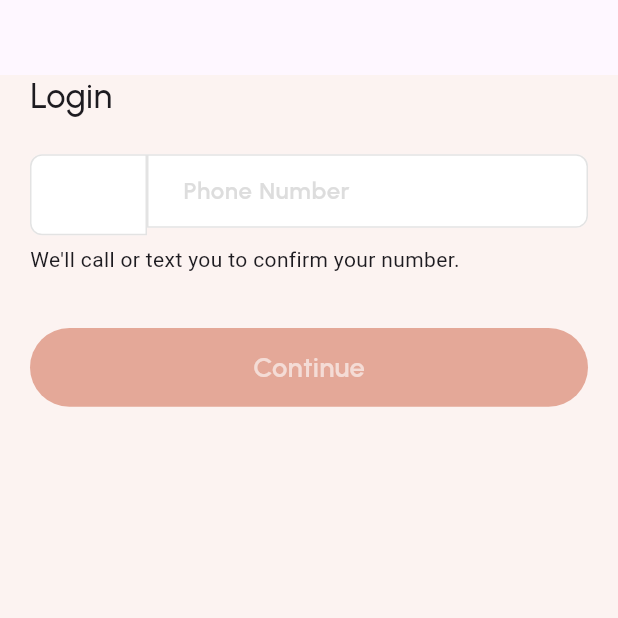
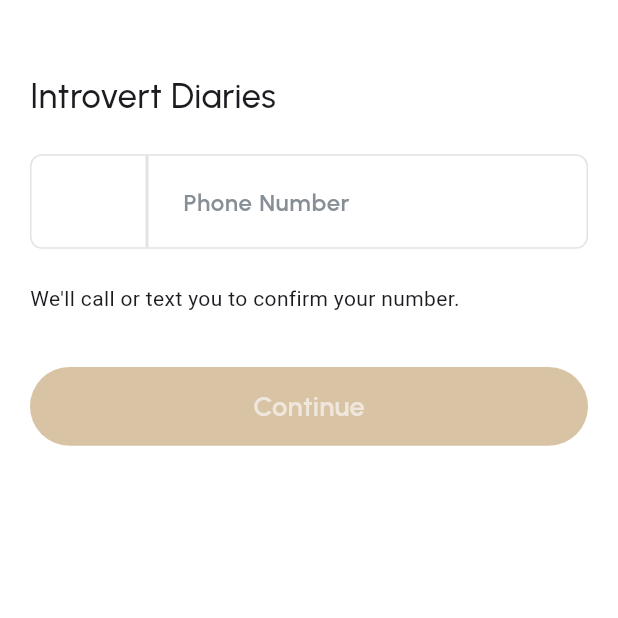
Before and after one commit to shreeecreation/introvert_diaries, a Flutter app: the screen it shows after launch, on a phone screen of 412 x 824 dp, the top half of it. Run offline on Flutter 3.47's test engine with Material 3 defaults, Android fonts, the phone set to English and light mode, and no system bars; our stand-ins replace auto_route, cached_network_image, dartz, dio, dropdown_button2, equatable and 19 more; missing offline and left inert: devicelocale, flutter_inappwebview; accounts and stored records are empty.

Commit message:
feat : login page

```diff
--- a/lib/bootstrap.dart
+++ b/lib/bootstrap.dart
@@ -1,7 +1,6 @@
 import 'dart:async';
 import 'package:flutter/foundation.dart';
 import 'package:google_fonts/google_fonts.dart';
-import 'package:hive/hive.dart';
 import 'package:hive_flutter/hive_flutter.dart';
 import 'package:hydrated_bloc/hydrated_bloc.dart';
 import 'package:path_provider/path_provider.dart';
--- a/lib/src/core/api/cubit/api_response_bloc_builder.dart
+++ b/lib/src/core/api/cubit/api_response_bloc_builder.dart
@@ -60,14 +60,14 @@ class ApiResponseBlocBuilder<C extends Cubit<BaseApiState<T>>, T> extends BlocBu
             child: Text('No internet connection'),
           ).toSliverBox;
         },
-        orElse: () => SizedBox.shrink().toSliverBox,
+        orElse: () => const SizedBox.shrink().toSliverBox,
       );
     }
 
     return state.maybeWhen(
       success: (response) => successBuilder(context, response),
       error: (error) => Center(child: Text(error)),
-      loading: () => Center(
+      loading: () => const Center(
         child: CircularProgressIndicator(),
       ),
       noInternet: () => const Center(child: Text('No internet connection')),
--- a/lib/src/core/components/badge/badge_component.dart
+++ b/lib/src/core/components/badge/badge_component.dart
@@ -5,7 +5,7 @@ class BadgeComponent extends StatelessWidget {
   const BadgeComponent({
     required this.title,
     super.key,
-    this.color = AppColors.greyColor,
+    this.color = AppColors.textGrey,
     this.textColor = AppColors.black,
     this.borderColor = AppColors.transparent,
   });
--- a/lib/src/core/components/badge/value_listenable_badge_component.dart
+++ b/lib/src/core/components/badge/value_listenable_badge_component.dart
@@ -62,7 +62,7 @@ class _ValueListenableBadgeComponentState
                         : widget.badgeDisabledColor,
                     textColor: selectedIndex.value == index
                         ? AppColors.white
-                        : AppColors.tileGrey,
+                        : AppColors.textGrey,
                     title: widget.status[index] as String,
                     borderColor: AppColors.border,
                   ).px(4),
--- a/lib/src/core/components/bottom_sheet/properties_search_list_bottom_sheet.dart
+++ b/lib/src/core/components/bottom_sheet/properties_search_list_bottom_sheet.dart
@@ -57,12 +57,12 @@ class PropertiesSearchListBottomSheet extends StatelessWidget {
                       Text(
                         properties[index],
                         style: index == 0
-                            ? AppTextStyles.text13PxMedium.textBlueFile
+                            ? AppTextStyles.text13PxMedium
                             : AppTextStyles.text14PxMedium,
                       ),
                       15.verticalSpace,
                       const Divider(
-                        color: AppColors.greyColor,
+                        color: AppColors.textGrey,
                       ),
                     ],
                   );
--- a/lib/src/core/components/bottom_sheet/time_bottom_sheet.dart
+++ b/lib/src/core/components/bottom_sheet/time_bottom_sheet.dart
@@ -38,7 +38,7 @@ class TimeBottomSheet extends StatelessWidget {
                       ),
                       15.verticalSpace,
                       const Divider(
-                        color: AppColors.greyColor,
+                        color: AppColors.textGrey,
                       ),
                     ],
                   );
--- a/lib/src/core/components/text_field/custom_text_field.dart
+++ b/lib/src/core/components/text_field/custom_text_field.dart
@@ -84,12 +84,13 @@ class CustomTextField extends StatelessWidget {
         DecoratedBox(
           decoration: BoxDecoration(borderRadius: radius),
           child: TextFormField(
+
             validator: validator,
             focusNode: focusNode,
             autofocus: autoFocus ?? false,
             inputFormatters: inputFormatters,
             obscureText: isPasswordField,
-            style: labelStyle ?? AppTextStyles.text14PxMedium.primary,
+            style: labelStyle ?? AppTextStyles.text16PxMedium.primary,
             obscuringCharacter: '⦁',
             controller: controller,
             keyboardType: inputType,
@@ -103,12 +104,13 @@ class CustomTextField extends StatelessWidget {
             textCapitalization: textCapitalization ?? TextCapitalization.none,
             readOnly: readOnly,
             decoration: InputDecoration(
+
               filled: true,
               fillColor: fillColor,
               contentPadding: fieldContentPadding ??
                   const EdgeInsets.symmetric(
                     horizontal: 20,
-                    vertical: 15,
+                    vertical: 21,
                   ),
               border: OutlineInputBorder(
                 borderRadius: radius,
@@ -147,7 +149,7 @@ class CustomTextField extends StatelessWidget {
               prefixIcon: prefixIcon != null
                   ? fieldContentPadding != null
                       ? SizedBox(
-                          height: 50,
+                          // height: 50,
                           child: Padding(
                             padding: const EdgeInsets.all(11),
                             child: Row(
@@ -176,7 +178,7 @@ class CustomTextField extends StatelessWidget {
                   : null,
               labelText: labelText,
               labelStyle: labelStyle ??
-                  AppTextStyles.text14PxMedium.copyWith(
+                  AppTextStyles.text16PxMedium.copyWith(
                     color: AppColors.primaryColor,
                   ),
               hintStyle: hintStyle ??
--- a/lib/src/core/components/thank_you_component/thank_you_component.dart
+++ b/lib/src/core/components/thank_you_component/thank_you_component.dart
@@ -42,7 +42,7 @@ class ThankYouComponentPage extends StatelessWidget {
               label: buttonText,
               textColor: AppColors.black,
               labelStyle: AppTextStyles.text14PxSemiBold,
-              borderColor: AppColors.tileGrey,
+              borderColor: AppColors.greyColor,
               isDisabled: false,
               fullWidth: true,
               height: 40,
--- a/lib/src/core/extensions/typography_extension.dart
+++ b/lib/src/core/extensions/typography_extension.dart
@@ -2,7 +2,7 @@ import 'package:introvertdiaries/src/core/theme/theme.dart';
 import 'package:flutter/material.dart';
 
 extension TypographyExtension on TextStyle {
-  TextStyle get primary => copyWith(color: AppColors.primaryTextDark);
+  TextStyle get primary => copyWith(color: AppColors.primaryColor);
   TextStyle get mindfulBrown => copyWith(color: AppColors.mindfulBrown);
   TextStyle get textGrey => copyWith(color: AppColors.textGrey);
   TextStyle get harp => copyWith(color: AppColors.harp);
@@ -11,7 +11,6 @@ extension TypographyExtension on TextStyle {
   TextStyle get black => copyWith(color: AppColors.black);
   TextStyle get white => copyWith(color: AppColors.white);
   TextStyle get red => copyWith(color: AppColors.statusRed);
-  TextStyle get textBlueFile => copyWith(color: AppColors.textBlueFile);
   TextStyle get textYellow => copyWith(color: AppColors.textYellow);
   TextStyle get textDarkGrey => copyWith(color: AppColors.textDarkGrey);
   TextStyle get textLightGrey => copyWith(color: const Color(0xFFA2A9B0));
--- a/lib/src/core/theme/app_colors.dart
+++ b/lib/src/core/theme/app_colors.dart
@@ -1,66 +1,66 @@
 import 'package:introvertdiaries/src/core/core.dart';
 
 class AppColors {
-  static const Color primaryColor = Color(0xFFE4A898);
+  // Primary and Secondary Colors
+  static const Color primaryColor = Color(0xFF22333b); // Soft Beige
   static const Color secondaryColor = Color(0xFF9B6959);
-  static Color disabledButtonColor = primaryColor.withOpacity(.3);
+  static const Color lightPrimary = Color(0xFFD8C3A5);
+
+  // Disabled Button Color
+  static const Color disabledButtonColor = Color.fromARGB(76, 216, 195, 165); // primaryColor with 30% opacity
+
+  // Supporting Colors
   static const Color cruise = Color(0xFFB3D5CA);
   static const Color harp = Color(0xFFC6C8BA);
   static const Color mindfulBrown = Color(0xFF4B3425);
 
-  static const Color black = Color.fromARGB(255, 0, 0, 0);
-  static const Color transparent = Color(0x00ff0000);
+  // Neutral Colors
+  static const Color black = Color(0xFF000000);
+  static const Color white = Color(0xFFFFFFFF);
+  static const Color transparent = Color(0x00000000);
+  static const Color fadedBlack = Color.fromARGB(13, 0, 0, 0); // Adjusted opacity
 
+  // Background Colors
+  static const Color scaffoldBackground = Color(0xFFFCF3F1);
+  static const Color cardColor = Color(0xFFF3F3F3);
   static const Color splashColor = Color(0xFF101D38);
-  static const Color greyColor = Color(0xFFDDDDDD);
-  static const Color scaffoldBackground = Color(0xfffcf3f1);
-  static const Color cardColor = Color(0xFFF3F3F3);
-  static const Color darkBlue = Color(0xFF101D38);
+  static const Color scaffoldBackgroundDark = Color(0xFF121212);
+  static const Color tileColor = Color(0xFFF8F9FB);
+  static const Color tileColorDark = Color(0xFF1E1E1E);
 
-  static const Color optimisticGray = Color(0xffa2a9b0);
+  // Divider and Border Colors
+  static const Color border = Color(0xFFE3E3E3);
+  static const Color dashBorder = Color(0xFFABC4F1);
+  static const Color dividerColor = Color(0xFF7472E0);
+  static const Color dividerColorDark = Color(0xFF333333);
+  static const Color greyColor = Color(0xFF878E96);
 
-  //text colors
+
+  // Text Colors
   static const Color textDark = Color(0xFF222222);
+  static const Color textLight = Color(0xFFCFCFCF);
+  static const Color textLightDark = Color(0xFF666666);
+  static const Color textGrey = Color(0xFF878E96);
+  static const Color textGreyDark = Color(0xFFBBBBBB);
+  static const Color textDarkGrey = Color(0xFF8B8B8B);
+  static const Color textBlue = Color(0xFF3E64D2);
+  static const Color textYellow = Color(0xFFFFC303);
+  static const Color textDarkTheme = Color(0xFFFFFFFF);
   static const Color primaryTextDark = Color(0xFF9B6959);
-  static const Color textLightDark = Color(0xff666666);
-  static const Color textLight = Color(0xFFCFCFCF);
-  static const Color textGrey = Color(0xFF878E96);
-  static const Color shadow = Color(0xFFF4F6F9);
-  static const Color textBlue = Color(0xFF3E64D2);
-  static const Color lightWhite = Color(0xffD5D5F6);
-  static const Color textBlueFile = Color(0XFF0062F5);
-  static const Color textYellow = Color(0xFFFFC303);
-  static const Color textDarkGrey = Color(0xFF8B8B8B);
-  static const Color tileGrey = Color(0xFF8B8B8B);
-  static const Color green = Color(0xFF14AE5C);
 
-  //status color
+  // Status Colors
   static const Color statusRed = Color(0xFFD23E3E);
   static const Color statusLightRed = Color(0xFFF9E3E3);
   static const Color statusGreen = Color(0xFF4CD964);
+  static const Color success = Color(0xFF0FBB00);
   static const Color statusOrange = Color(0xFFFF9212);
-  static const Color success = Color(0xFF0FBB00);
 
-  //default
-  static const Color border = Color(0xffe3e3e3);
-  static const Color dashBorder = Color(0xFFABC4F1);
-  static const Color white = Color(0xFFFFFFFF);
-  static const Color fadedBlack = Color(0x0000000D);
-  static const Color dividerColor = Color(0xff7472E0);
-  static const Color lightPrimary = Color(0xffE4A898);
+  // Additional Colors
   static const Color lightPink = Color(0xFFFEF3F3);
   static const Color lightYellow = Color(0xFFFFFCF2);
   static const Color lightGreen = Color(0xFFF3FCF2);
-  static const Color tileColor = Color(0xFFF8F9FB);
+  static const Color green = Color(0xFF14AE5C);
 
-  // dark theme colors
-  static const Color scaffoldBackgroundDark = Color(0xFF121212);
-  static const Color tileColorDark = Color(0xFF1E1E1E);
-  static const Color textGreyDark = Color(0xFFBBBBBB);
-  static const Color textDarkTheme = Color(0xFFFFFFFF);
-  static const Color dividerColorDark = Color(0xFF333333);
-
-  //Textfield color
-  static final context = getIt<AppRouter>().navigatorKey.currentContext;
-  // static Color textFieldColor = context!.appTheme.inputDecorationTheme.fillColor!;
+  // Optimistic Colors
+  static const Color optimisticGray = Color(0xFFA2A9B0);
 }
--- a/lib/src/core/theme/app_theme.dart
+++ b/lib/src/core/theme/app_theme.dart
@@ -116,12 +116,12 @@ class AppTheme {
 
   ThemeData get darkTheme => ThemeData(
         primaryColor: AppColors.primaryColor,
-        scaffoldBackgroundColor: AppColors.darkBlue,
+        scaffoldBackgroundColor: AppColors.textBlue,
         textTheme: GoogleFonts.rubikTextTheme(
           ThemeData.dark().textTheme,
         ),
         dividerColor: AppColors.black,
-        cardColor: AppColors.darkBlue,
+        cardColor: AppColors.textBlue,
         primarySwatch: Colors.blue,
         useMaterial3: true,
         fontFamily: GoogleFonts.rubik().fontFamily,
@@ -135,7 +135,7 @@ class AppTheme {
           dragHandleColor: AppColors.tileColorDark,
         ),
         appBarTheme: const AppBarTheme(
-          backgroundColor: AppColors.darkBlue,
+          backgroundColor: AppColors.textBlue,
           elevation: 0,
           centerTitle: false,
           iconTheme: IconThemeData(color: AppColors.white),
--- a/lib/src/features/auth/presentation/country_picker/cubit/get_country_picker_provider.dart
+++ b/lib/src/features/auth/presentation/country_picker/cubit/get_country_picker_provider.dart
@@ -28,7 +28,7 @@ class CountryInfoCubit extends Cubit<CountryInfoState> {
       _countryCode = (await Devicelocale.currentAsLocale)?.countryCode;
       final response =
           await DefaultAssetBundle.of(_appRouter.navigatorKey.currentContext!)
-              .loadString('assets/json/country_info.json');
+              .loadString('assets/country_info.json');
       final data = jsonDecode(response) as List<dynamic>;
       final _countries = List<CountryModel>.from(data
           .map((data) => CountryModel.fromJson(data as Map<String, dynamic>)));
@@ -52,7 +52,7 @@ class CountryInfoCubit extends Cubit<CountryInfoState> {
         _countryCode ?? WidgetsBinding.instance.window.locale.countryCode;
     final _country = searchedCountry.firstWhere(
         (element) => element.code.toLowerCase() == countryCode!.toLowerCase(),
-        orElse: () => countries.first);
+        orElse: () => countries.first,);
     return _country;
   }
 
--- a/lib/src/features/auth/presentation/pages/login_page.dart
+++ b/lib/src/features/auth/presentation/pages/login_page.dart
@@ -38,16 +38,16 @@ class _LoginPageState extends State<LoginPage> {
         BlocProvider<PhoneNumberCubit>(
           create: (_) => getIt<PhoneNumberCubit>(),
         ),
-         BlocProvider<CountryInfoCubit>(
-          create: (_) => getIt<CountryInfoCubit>()..initialize(),
-        ),
+
       ],
       child: BlocProvider.value(
-        value: context.read<CountryInfoCubit>()..initialize(),
+        value: context.read<CountryInfoCubit>(),
         child: Builder(builder: (context) {
           return ScaffoldWrapper(
+            backgroundColor: AppColors.white,
             appBar: AppBar(
               toolbarHeight: 50,
+              backgroundColor: AppColors.white,
             ),
             body: BlocListener<LoginCubit, LoginState>(
               listener: (context, state) {
@@ -58,10 +58,6 @@ class _LoginPageState extends State<LoginPage> {
                   },
                   success: (message) {
                     context.showSnackbar(message: message, error: false);
-                    // context.pushRoute(ConfirmOtpRoute(
-                    //     countryCode: _countryCodeController.text,
-                    //     phoneNumber: _phoneNumberController.text,
-                    //     appSignature: BlocProvider.of<PhoneNumberCubit>(context).appSignature));
                   },
                 );
               },
@@ -74,7 +70,7 @@ class _LoginPageState extends State<LoginPage> {
                     crossAxisAlignment: CrossAxisAlignment.stretch,
                     children: [
                       Text(
-                        'Login  ',
+                        'Introvert Diaries',
                         style: AppTextStyles.text20PxMedium,
                       ),
                       20.verticalSpace,
@@ -108,8 +104,10 @@ class _LoginPageState extends State<LoginPage> {
                               ),
                             ),
                             Expanded(
+                              child: Container(
                                 child: _PhoneNumberField(
                                   phoneNumberController: _phoneNumberController,
+                                ),
                               ),
                             ),
                           ],
@@ -138,72 +136,6 @@ class _LoginPageState extends State<LoginPage> {
                         },
                       ),
                       30.verticalSpace,
-                      // Row(
-                      //   children: [
-                      //     const Expanded(child: SizedBox(child: Divider())),
-                      //     10.horizontalSpace,
-                      //     Text('OR', style: AppStyles.text14Px),
-                      //     10.horizontalSpace,
-                      //     const Expanded(child: SizedBox(child: Divider())),
-                      //   ],
-                      // ),
-                      // 30.verticalSpace,
-                      // Container(
-                      //   decoration: BoxDecoration(
-                      //       border: Border.all(),
-                      //       borderRadius: const BorderRadius.all(
-                      //         Radius.circular(8),
-                      //       )),
-                      //   child: CustomButton.icon(
-                      //     backgroundColor: AppColors.transparent,
-                      //     label: 'Continue with Facebook',
-                      //     textColor: AppColors.black,
-                      //     isDisabled: false,
-                      //     gap: 40,
-                      //     icon: Image.asset(
-                      //       'assets/images/facebook.png',
-                      //       scale: 1.5,
-                      //     ),
-                      //     onPressed: () => context.read<FacebookRegisterCubit>().signIn(errorMessage: 'errorMessage'),
-                      //   ),
-                      // ),
-                      // 10.verticalSpace,
-                      // Container(
-                      //   decoration: BoxDecoration(
-                      //       border: Border.all(),
-                      //       borderRadius: const BorderRadius.all(
-                      //         Radius.circular(8),
-                      //       )),
-                      //   child: CustomButton.icon(
-                      //     backgroundColor: AppColors.transparent,
-                      //     label: 'Continue with Google',
-                      //     textColor: AppColors.black,
-                      //     isDisabled: false,
-                      //     gap: 40,
-                      //     icon: Assets.icons.googleIcon.svg(),
-                      //     onPressed: () => context.read<GoogleRegisterCubit>().signIn(errorMessage: 'errorMessage'),
-                      //   ),
-                      // ),
-                      // 10.verticalSpace,
-                      // Container(
-                      //   decoration: BoxDecoration(
-                      //       border: Border.all(),
-                      //       borderRadius: const BorderRadius.all(
-                      //         Radius.circular(8),
-                      //       )),
-                      //   child: CustomButton.icon(
-                      //     backgroundColor: AppColors.transparent,
-                      //     label: 'Continue with Apple',
-                      //     textColor: AppColors.black,
-                      //     isDisabled: false,
-                      //     gap: 40,
-                      //     icon: Image.asset(
-                      //       'assets/images/apple.png',
-                      //       scale: 1.5,
-                      //     ),
-                      //     onPressed: () {},
-                      //   ),
-                      // ),
                     ],
                   ),
                 ),
@@ -217,7 +149,7 @@ class _LoginPageState extends State<LoginPage> {
 }
 
 class _PhoneNumberField extends StatelessWidget {
-  _PhoneNumberField({required this.phoneNumberController});
+  const _PhoneNumberField({required this.phoneNumberController});
   final TextEditingController phoneNumberController;
 
   @override
@@ -225,8 +157,7 @@ class _PhoneNumberField extends StatelessWidget {
     return BlocBuilder<PhoneNumberCubit, PhoneNumberState>(
       buildWhen: (previous, current) => current.numberField != previous.numberField,
       builder: (context, state) {
-        return Container(
-          child: CustomTextField(
+        return CustomTextField(
           controller: phoneNumberController,
           hintText: "Phone Number",
           inputType: TextInputType.number,
@@ -244,7 +175,6 @@ class _PhoneNumberField extends StatelessWidget {
             bottomRight: Radius.circular(8),
           ),
           suffixIcon: !state.numberField.hasError ? const SizedBox.shrink() : const Icon(Icons.error),
-          ),
         );
       },
     );
--- a/lib/src/features/auth/presentation/widgets/countrycode.dart
+++ b/lib/src/features/auth/presentation/widgets/countrycode.dart
@@ -12,15 +12,17 @@ class CountryCode extends StatelessWidget {
   Widget build(BuildContext context) {
     return SizedBox(
       width: 78,
-      // height: 56,
-      child: CustomTextField(
+      height: 80,
+      child: CustomTextField
+      (
+
         borderRadius: const BorderRadius.only(
           topLeft: Radius.circular(8),
           bottomLeft: Radius.circular(8),
         ),
 
         controller: controller,
-        fieldContentPadding: const EdgeInsets.all(17.5),
+        fieldContentPadding: const EdgeInsets.all(21),
         onTap: () async {
           final response = await CountryPicker.show(context, selectedCountry: selectedCountry);
           if (response != null) {
--- a/pubspec.yaml
+++ b/pubspec.yaml
@@ -204,3 +204,6 @@ dev_dependencies:
 
 flutter:
   uses-material-design: true
+
+  assets:
+    - assets/country_info.json
```
Also changed, not shown: lib/src/features/auth/presentation/country_picker/presentation/country_picker.dart (+1 -9 lines), 1 other file. Lines whose indentation alone changed are shown as unchanged.
